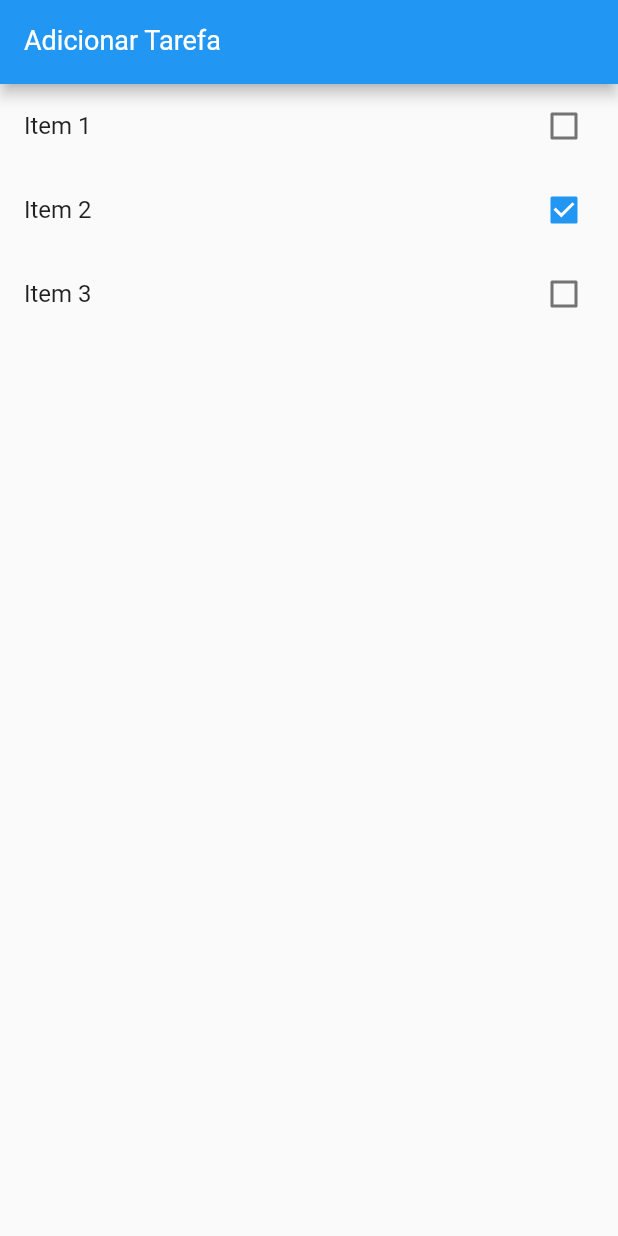
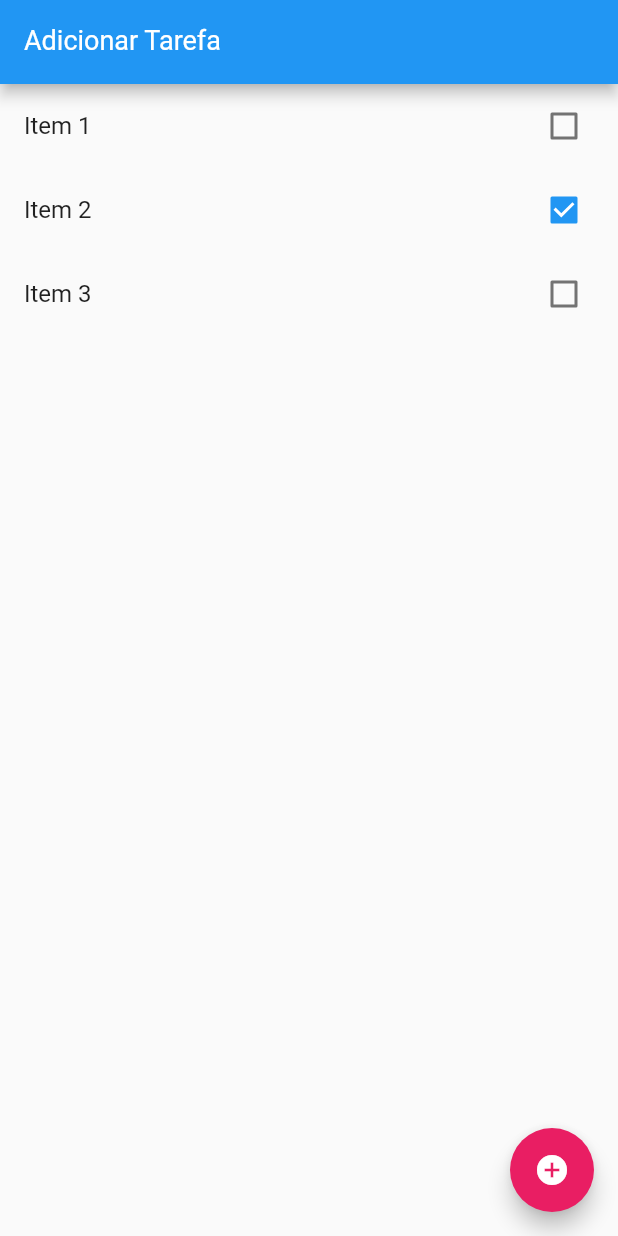
Before and after one commit to roberto0106/tarefas, a Flutter app: the screen it shows after launch, on a phone screen of 412 x 824 dp. Run offline on Flutter 3.47's test engine with Material 2 defaults, Android fonts, the phone set to English and light mode, and no system bars.

Commit message:
acrescentando tarefas como os incas e o maias

```diff
--- a/lib/main.dart
+++ b/lib/main.dart
@@ -35,13 +35,22 @@ class Home extends StatefulWidget {
 class _HomeState extends State<Home> {
   var newTextFieldCtrl = TextEditingController();
 
+  void add() {
+    setState(() {
+      widget.items.add(
+        Item(title: newTextFieldCtrl.text, done: false),
+      );
+      newTextFieldCtrl.clear();
+    });
+  }
+
   @override
   Widget build(BuildContext context) {
     return Scaffold(
       appBar: AppBar(
         title: TextFormField(
           controller: newTextFieldCtrl,
-          keyboardType: TextInputType.phone,
+          keyboardType: TextInputType.text,
           style: TextStyle(
             color: Colors.white,
             fontSize: 18,
@@ -69,6 +78,11 @@ class _HomeState extends State<Home> {
           );
         },
       ),
+      floatingActionButton: FloatingActionButton(
+        onPressed: add,
+        child: Icon(Icons.add_circle),
+        backgroundColor: Colors.pink,
+      ),
     );
   }
 }
```
